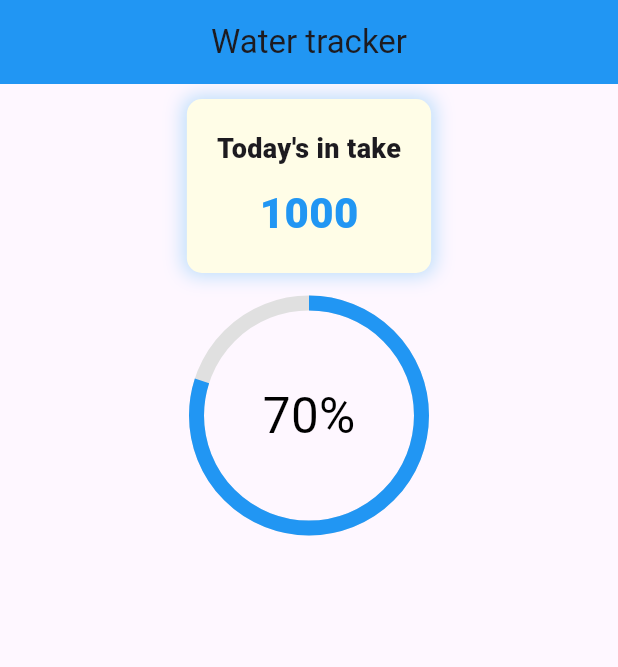
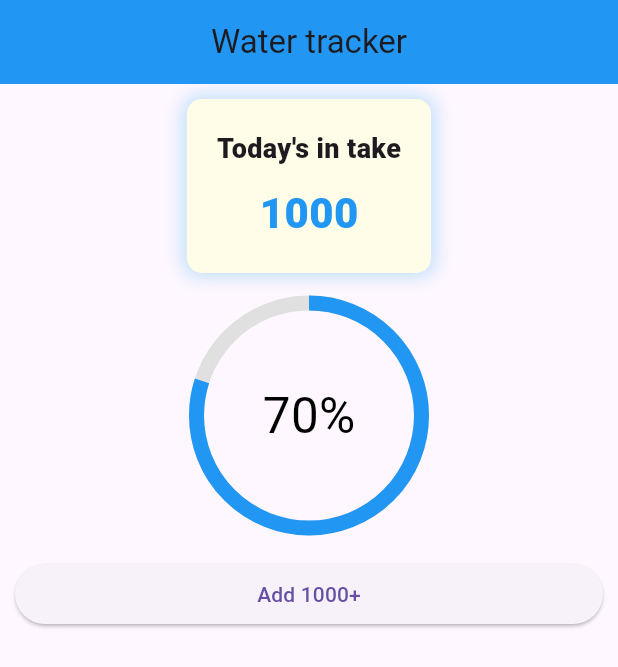
Before and after one commit to ashura-01/water_Tracker, a Flutter app: the screen it shows after launch, on a phone screen of 412 x 824 dp. Shown: the top 667 px of the screen. Run offline on Flutter 3.47's test engine with Material 3 defaults, Android fonts, the phone set to English and light mode, and no system bars; our stand-ins replace sizer.

Commit message:
added button

```diff
--- /dev/null
+++ b/lib/addwaterbtn.dart
@@ -0,0 +1,16 @@
+import 'package:flutter/material.dart';
+
+class Addwaterbtn extends StatelessWidget {
+  const Addwaterbtn({super.key});
+
+  @override
+  Widget build(BuildContext context) {
+    return SizedBox(
+      width: double.infinity,
+      child: Padding(
+        padding: EdgeInsets.all(10),
+        child: ElevatedButton(onPressed: () {}, child: Text("Add 1000+")),
+      ),
+    );
+  }
+}
--- a/lib/homepage.dart
+++ b/lib/homepage.dart
@@ -1,5 +1,6 @@
 import 'package:flutter/material.dart';
 import 'package:sizer/sizer.dart';
+import 'package:water_tracker/addwaterbtn.dart';
 
 class HomePage extends StatefulWidget {
   const HomePage({super.key});
@@ -60,6 +61,10 @@ class _HomePageState extends State<HomePage> {
                 Text("70%",style: TextStyle(color: Colors.black,fontSize: 4.h),),
               ],
             ),
+            SizedBox(height: 10,),
+            Wrap(children: [
+              Addwaterbtn(),
+            ],),
           ],
         ),
       ),
```
